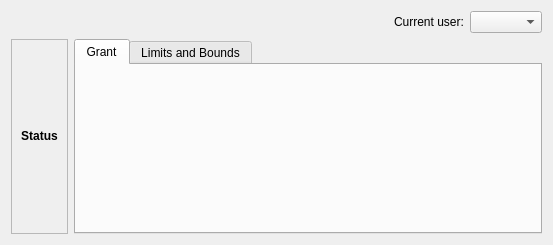
Above: app/ui/main.ui from timekpr/clepsydra before the change. Below: the same form after it.
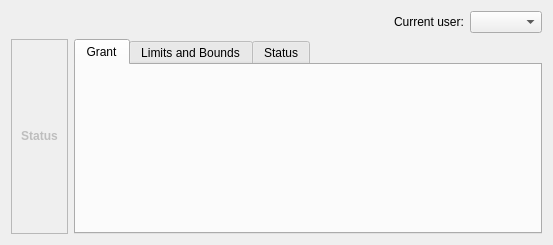
That is the form after the change.

Commit message: Move status frame to one of the tab

The edit to the form file:
```diff
--- a/app/ui/main.ui
+++ b/app/ui/main.ui
@@ -64,6 +64,9 @@
      <layout class="QVBoxLayout" name="lyStatus">
       <item>
        <widget class="QLabel" name="lbStatus">
+        <property name="enabled">
+         <bool>false</bool>
+        </property>
         <property name="sizePolicy">
          <sizepolicy hsizetype="Minimum" vsizetype="Preferred">
           <horstretch>0</horstretch>
@@ -99,6 +102,14 @@
        <string>Limits and Bounds</string>
       </attribute>
      </widget>
+     <widget class="QWidget" name="tbStatus">
+      <property name="focusPolicy">
+       <enum>Qt::NoFocus</enum>
+      </property>
+      <attribute name="title">
+       <string>Status</string>
+      </attribute>
+     </widget>
     </widget>
    </item>
   </layout>
```
The commit also changes 1 other file.
